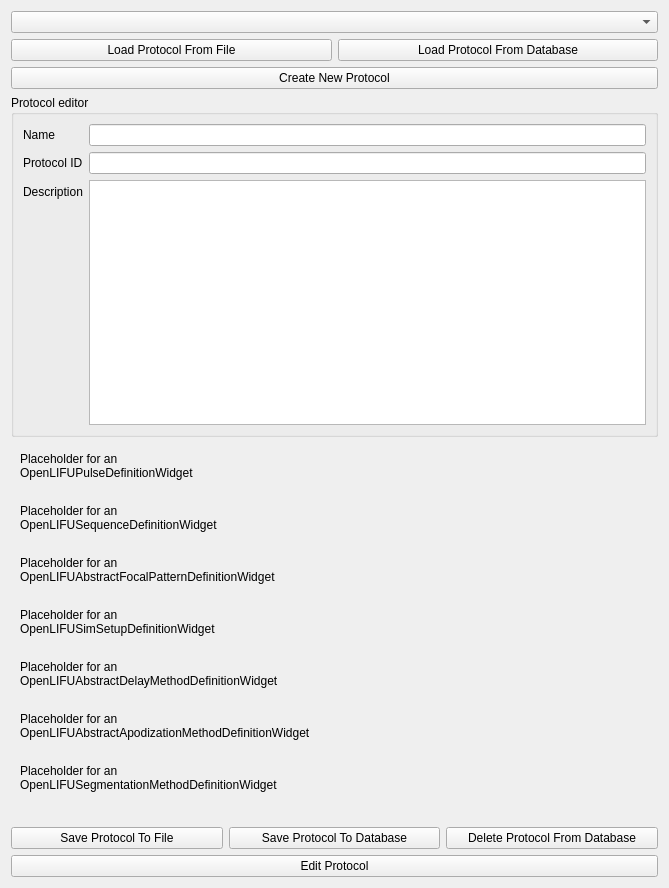
Old version of the form OpenLIFUProtocolConfig/Resources/UI/OpenLIFUProtocolConfig.ui in the repository OpenwaterHealth/SlicerOpenLIFU.
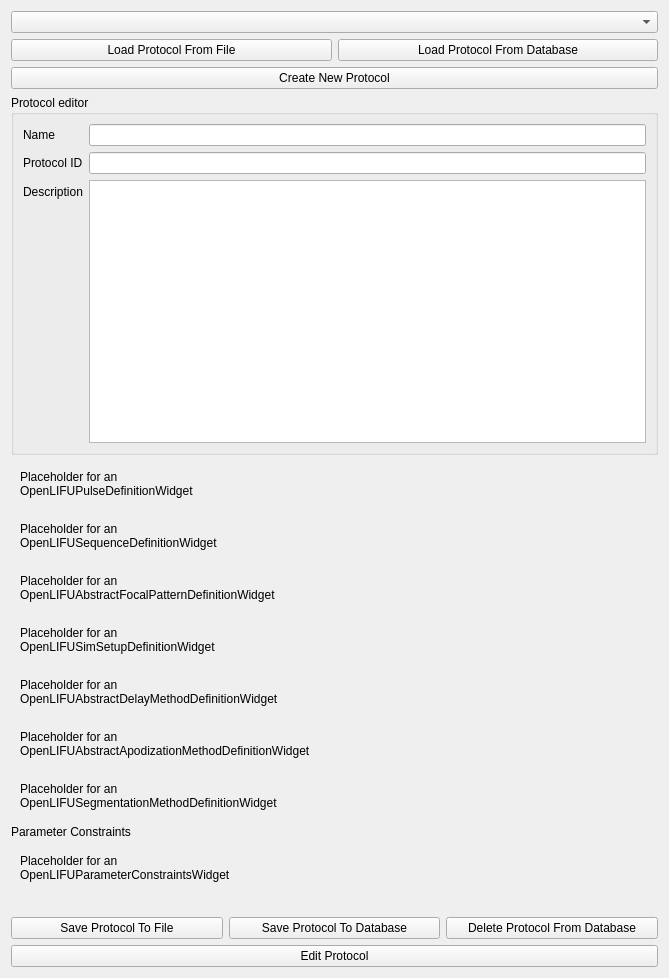
New version of the form. Custom widgets are drawn as their Qt base class.

Commit message:
Add parameter constraints form to protocol config (#165)
Note that, as a member of the Protocol class, parameter constraints are
not a particular object, but a dictionary. Therefore, we do not leverage
the abstract class definition form widget, and instead for parameter
constraints we replace with a singular DictTableWidget. This is
different from other cases in that in the other cases, the Protocol
member was typically an entire class that may have included a dict
within.

Diff of the .ui file:
```diff
--- a/OpenLIFUProtocolConfig/Resources/UI/OpenLIFUProtocolConfig.ui
+++ b/OpenLIFUProtocolConfig/Resources/UI/OpenLIFUProtocolConfig.ui
@@ -7,7 +7,7 @@
     <x>0</x>
     <y>0</y>
     <width>669</width>
-    <height>888</height>
+    <height>978</height>
    </rect>
   </property>
   <layout class="QVBoxLayout" name="protocolConfigLayout">
@@ -223,6 +223,27 @@
         </layout>
        </widget>
       </item>
+      <item>
+       <widget class="QLabel" name="parameterConstraintsLabel">
+        <property name="text">
+         <string>Parameter Constraints</string>
+        </property>
+       </widget>
+      </item>
+      <item>
+       <widget class="QWidget" name="parameterConstraintsWidgetPlaceholder" native="true">
+        <layout class="QVBoxLayout" name="verticalLayout_14">
+         <item>
+          <widget class="QLabel" name="parameterConstraintsWidgetPlaceholderLabel">
+           <property name="text">
+            <string>Placeholder for an
+OpenLIFUParameterConstraintsWidget</string>
+           </property>
+          </widget>
+         </item>
+        </layout>
+       </widget>
+      </item>
       <item>
        <widget class="QLabel" name="saveStateLabel">
         <property name="alignment">
```
The commit also changes 1 other file.
